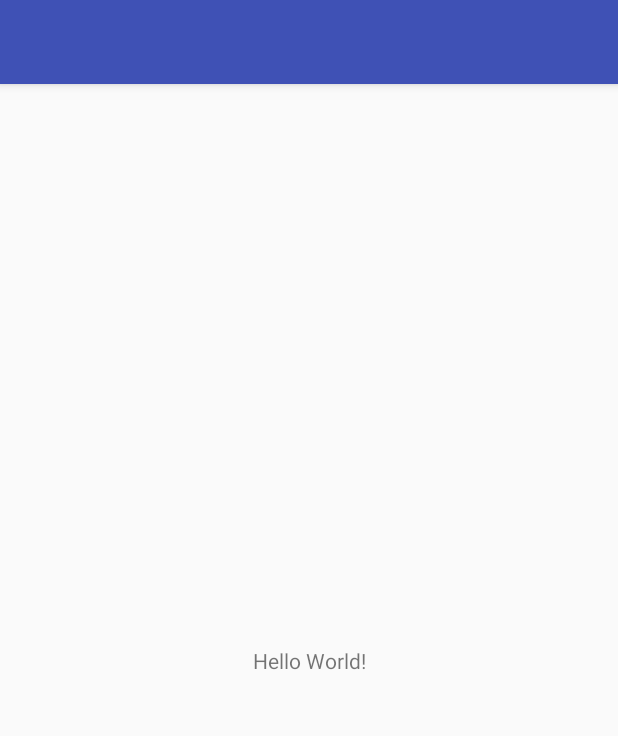
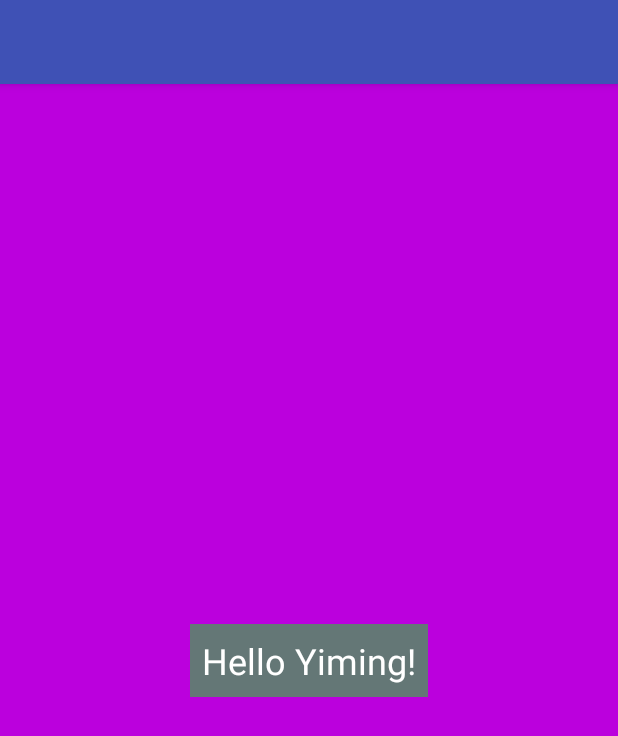
Before and after one commit to WhitneyBabcockMcConnell/jigsaw, an Android app: the screen it shows after launch (MainActivity), on a phone screen of 412 x 824 dp. Shown: the top 736 px of the screen. Run offline under Robolectric (Android 15) with nearby library versions, the phone set to English and light mode, and no system bars.

Commit message:
fixed some important layout issues

```diff
--- a/app/src/main/res/layout/activity_main.xml
+++ b/app/src/main/res/layout/activity_main.xml
@@ -4,13 +4,18 @@
     xmlns:tools="http://schemas.android.com/tools"
     android:layout_width="match_parent"
     android:layout_height="match_parent"
+    android:background="#FFBB00DD"
     tools:context="com.whitney.jigsaw.MainActivity">
 
     <TextView
         android:layout_width="wrap_content"
         android:layout_height="wrap_content"
-        android:text="Hello World!"
+        android:padding="8dp"
+        android:text="Hello Yiming!"
+        android:background="#7700FF00"
+        android:textSize="24sp"
         app:layout_constraintBottom_toBottomOf="parent"
+        android:textColor="#FFFFFFFF"
         app:layout_constraintLeft_toLeftOf="parent"
         app:layout_constraintRight_toRightOf="parent"
         app:layout_constraintTop_toTopOf="parent" />
```
